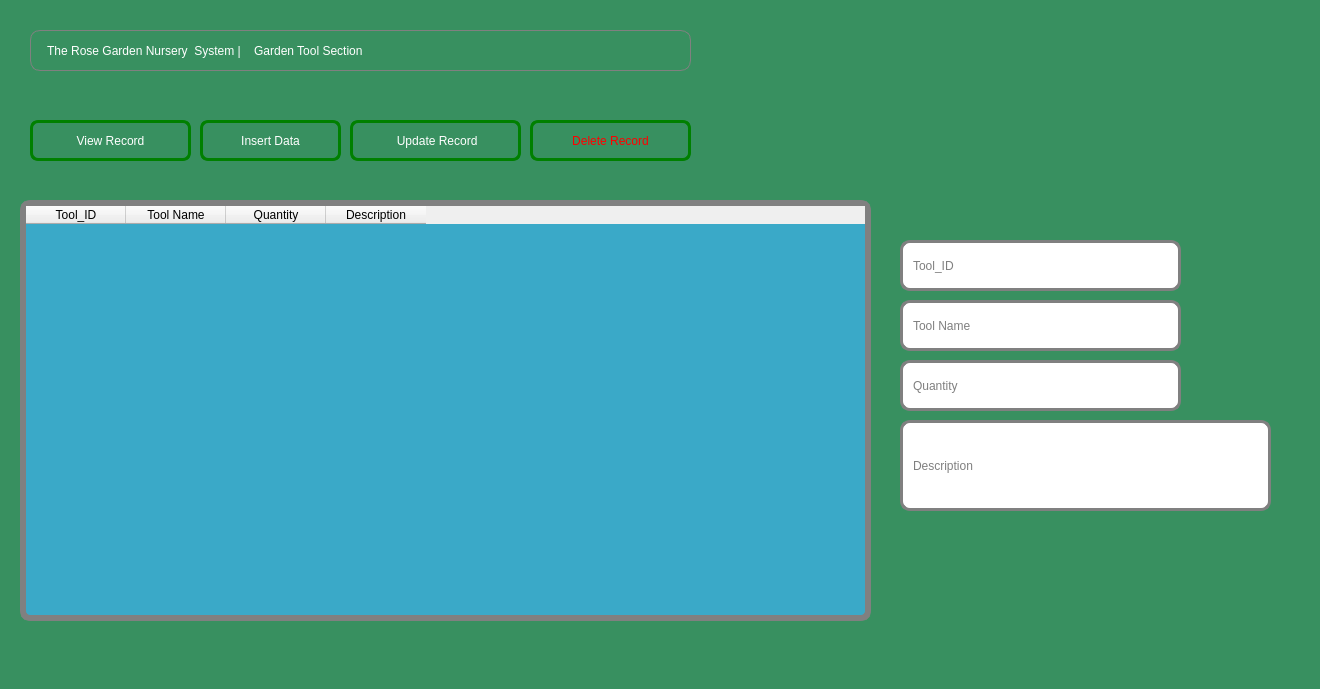
Qt form addgardentool.ui (Rabsoninnora/RoseGardenPlantCareSystem) before a commit.
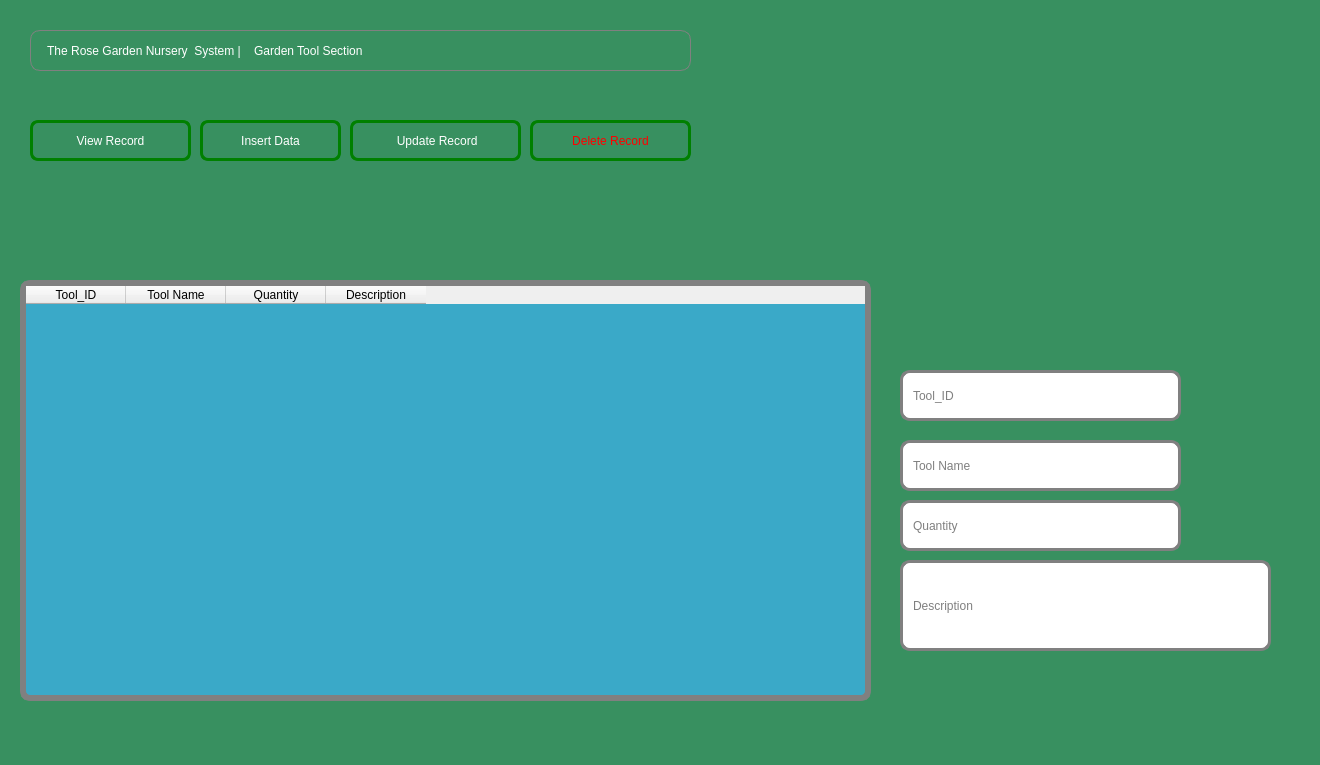
The same form after that commit. Icons and pictures are not drawn.

```diff
--- a/addgardentool.ui
+++ b/addgardentool.ui
@@ -7,7 +7,7 @@
     <x>0</x>
     <y>0</y>
     <width>1320</width>
-    <height>689</height>
+    <height>765</height>
    </rect>
   </property>
   <property name="windowTitle">
@@ -134,7 +134,7 @@
    <property name="geometry">
     <rect>
      <x>20</x>
-     <y>200</y>
+     <y>280</y>
      <width>851</width>
      <height>421</height>
     </rect>
@@ -177,7 +177,7 @@
    <property name="geometry">
     <rect>
      <x>900</x>
-     <y>240</y>
+     <y>370</y>
      <width>281</width>
      <height>51</height>
     </rect>
@@ -201,7 +201,7 @@
    <property name="geometry">
     <rect>
      <x>900</x>
-     <y>300</y>
+     <y>440</y>
      <width>281</width>
      <height>51</height>
     </rect>
@@ -225,7 +225,7 @@
    <property name="geometry">
     <rect>
      <x>900</x>
-     <y>360</y>
+     <y>500</y>
      <width>281</width>
      <height>51</height>
     </rect>
@@ -249,7 +249,7 @@
    <property name="geometry">
     <rect>
      <x>900</x>
-     <y>420</y>
+     <y>560</y>
      <width>371</width>
      <height>91</height>
     </rect>
```
